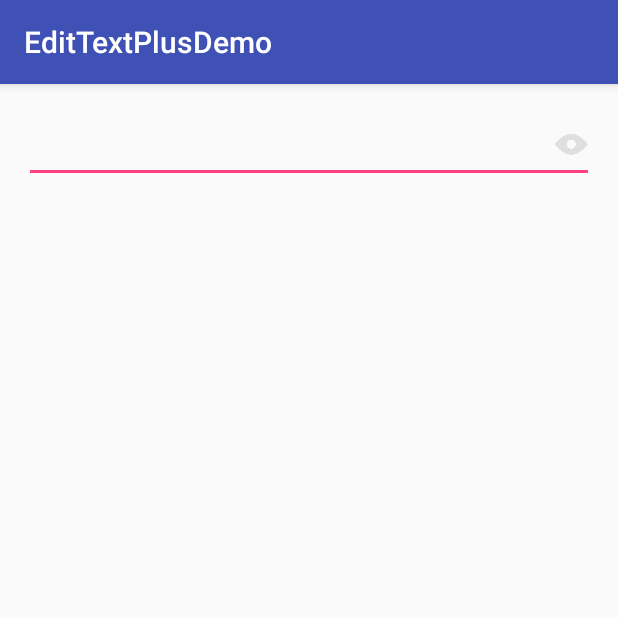
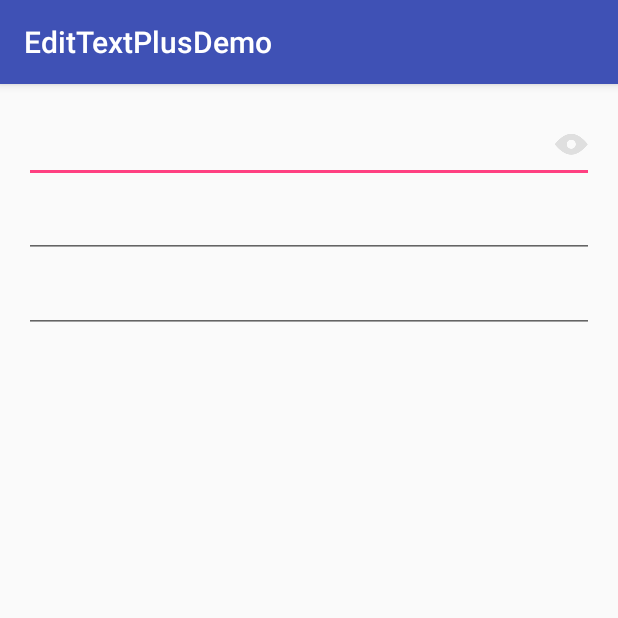
Before and after one commit to kingideayou/EditTextPlus, an Android app: the screen it shows after launch (MainActivity), on a phone screen of 412 x 824 dp, the top half of it. Run offline under Robolectric (Android 15) with nearby library versions, the phone set to English and light mode, and no system bars.

```diff
--- a/app/src/main/java/me/next/edittextplusdemo/MainActivity.java
+++ b/app/src/main/java/me/next/edittextplusdemo/MainActivity.java
@@ -2,6 +2,7 @@ package me.next.edittextplusdemo;
 
 import android.support.v7.app.AppCompatActivity;
 import android.os.Bundle;
+import android.widget.Toast;
 
 import me.next.edittextplus.EditTextPlus;
 
@@ -11,7 +12,15 @@ public class MainActivity extends AppCompatActivity {
     protected void onCreate(Bundle savedInstanceState) {
         super.onCreate(savedInstanceState);
         setContentView(R.layout.activity_main);
-        final EditTextPlus editTextPlus = (EditTextPlus) findViewById(R.id.et_plus);
+        final EditTextPlus editTextPlus = (EditTextPlus) findViewById(R.id.et_plus_checkable);
+        final EditTextPlus editTextPlusClickable = (EditTextPlus) findViewById(R.id.et_plus_clickable);
+
+        editTextPlusClickable.setOnButtonClickListener(new EditTextPlus.OnButtonClickListener() {
+            @Override
+            public void onButtonClick() {
+                Toast.makeText(getApplicationContext(), "click button", Toast.LENGTH_SHORT).show();
+            }
+        });
 
         editTextPlus.setOnButtonClickListener(new EditTextPlus.OnButtonClickListener() {
             @Override
@@ -23,6 +32,7 @@ public class MainActivity extends AppCompatActivity {
         editTextPlus.setOnButtonCheckListener(new EditTextPlus.OnButtonCheckListener() {
             @Override
             public void onButtonCheck(boolean isChecked) {
+                Toast.makeText(getApplicationContext(), "isChecked : " + isChecked, Toast.LENGTH_SHORT).show();
             }
         });
     }
--- a/app/src/main/res/layout/activity_main.xml
+++ b/app/src/main/res/layout/activity_main.xml
@@ -1,5 +1,5 @@
 <?xml version="1.0" encoding="utf-8"?>
-<RelativeLayout
+<LinearLayout
     xmlns:android="http://schemas.android.com/apk/res/android"
     xmlns:tools="http://schemas.android.com/tools"
     android:layout_width="match_parent"
@@ -9,13 +9,28 @@
     android:paddingLeft="@dimen/activity_horizontal_margin"
     android:paddingRight="@dimen/activity_horizontal_margin"
     android:paddingTop="@dimen/activity_vertical_margin"
+    android:orientation="vertical"
     tools:context="me.next.edittextplusdemo.MainActivity">
 
     <me.next.edittextplus.EditTextPlus
-        android:id="@+id/et_plus"
+        android:id="@+id/et_plus_checkable"
         android:layout_width="match_parent"
         android:layout_height="50dp"
         android:inputType="textPassword"
         app:etp_type="checkable"/>
 
-</RelativeLayout>
+    <me.next.edittextplus.EditTextPlus
+        android:id="@+id/et_plus_clickable"
+        android:layout_width="match_parent"
+        android:layout_height="50dp"
+        android:inputType="textPassword"
+        app:etp_type="clickable"/>
+
+    <me.next.edittextplus.EditTextPlus
+        android:id="@+id/et_plus_normal"
+        android:layout_width="match_parent"
+        android:layout_height="50dp"
+        android:inputType="textPassword"
+        app:etp_type="normal"/>
+
+</LinearLayout>
--- a/edittextplus/src/main/java/me/next/edittextplus/EditTextPlus.java
+++ b/edittextplus/src/main/java/me/next/edittextplus/EditTextPlus.java
@@ -88,6 +88,18 @@ public class EditTextPlus extends EditText {
                     return true;
                 } else {
                     return false;
+                }
+            }
+        });
+        this.setOnFocusChangeListener(new OnFocusChangeListener() {
+            @Override
+            public void onFocusChange(View view, boolean hasFocus) {
+                if (editTextType == EditTextPlusType.CLICKABLE.ordinal()) {
+                    if (hasFocus) {
+                        setButtonVisible(true);
+                    } else {
+                        setButtonVisible(false);
+                    }
                 }
             }
         });
```
